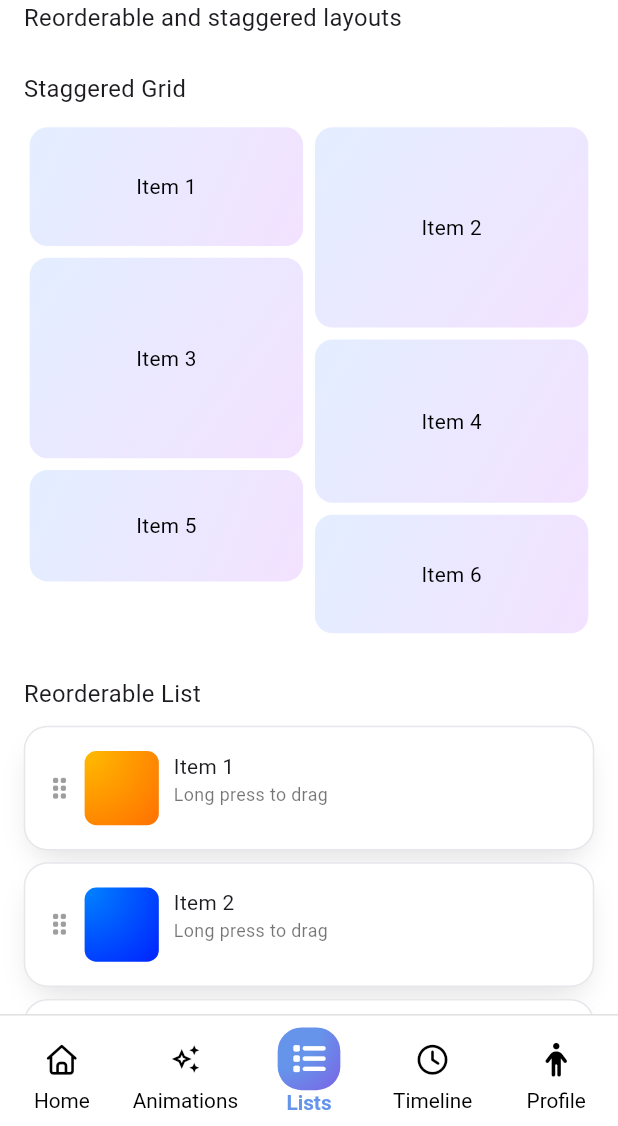
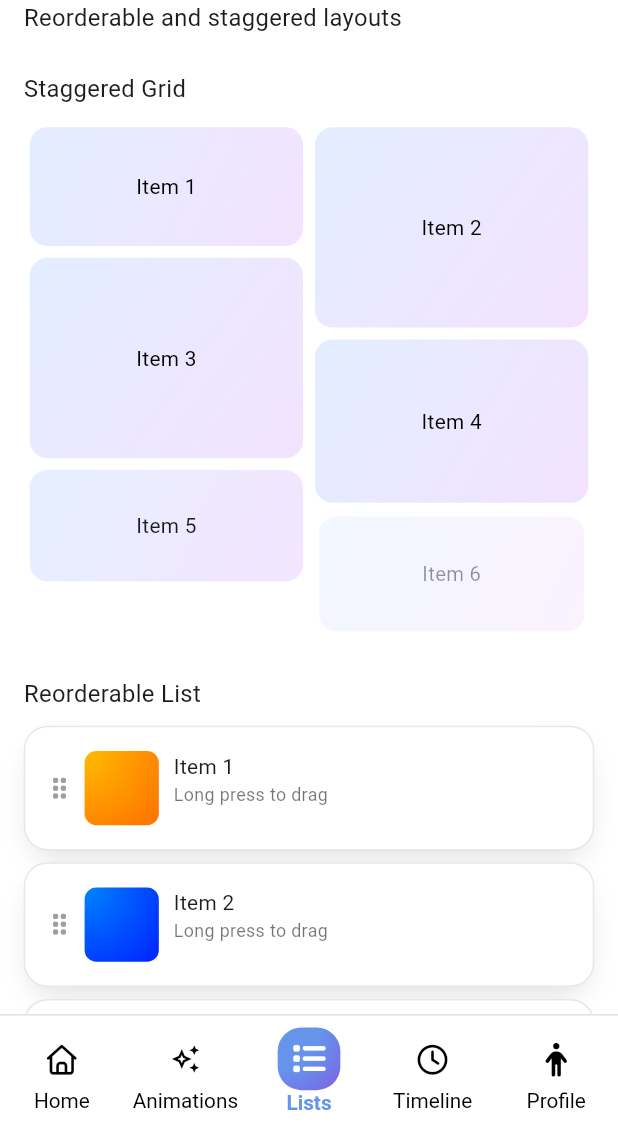
Before and after one commit to HazemAttia7/interactive_app, a Flutter app: the screen it shows after launch, item 3 of the bottom bar chosen, on a phone screen of 412 x 824 dp, the part 110-1236 px from its top. Run offline on Flutter 3.47's test engine with Material 3 defaults, Android fonts, the phone set to English and light mode, and no system bars; our stand-ins replace flutter_inset_box_shadow, flutter_screenutil, font_awesome_flutter, gap, like_button, popover.

Commit message:
feat(lists): lists view done + feat(animations): enhance animated list animation

```diff
--- a/lib/features/animations/presentation/views/widgets/animated_list_view.dart
+++ b/lib/features/animations/presentation/views/widgets/animated_list_view.dart
@@ -19,7 +19,7 @@ class _AnimatedListViewState extends State<AnimatedListView>
     super.initState();
     _animationController = AnimationController(
       vsync: this,
-      duration: const Duration(milliseconds: 2150),
+      duration: const Duration(milliseconds: 1000),
     );
 
     _animationController.forward();
--- a/lib/features/animations/presentation/views/widgets/staggered_animated_list_item.dart
+++ b/lib/features/animations/presentation/views/widgets/staggered_animated_list_item.dart
@@ -13,8 +13,8 @@ class StaggeredAnimatedListItem extends StatelessWidget {
 
   @override
   Widget build(BuildContext context) {
-    final double start = index * .05;
-    final double end = start + 0.35;
+    final double start = index * .1;
+    final double end = start + 0.5;
 
     final Animation<Offset> animation =
         Tween<Offset>(
@@ -26,7 +26,7 @@ class StaggeredAnimatedListItem extends StatelessWidget {
             curve: Interval(
               start.clamp(0, 1),
               end.clamp(0, 1),
-              curve: Curves.elasticOut,
+              curve: Curves.easeOutBack,
             ),
           ),
         );
--- a/lib/features/home/presentation/views/widgets/staggered_animated_grid_item.dart
+++ b/lib/features/home/presentation/views/widgets/staggered_animated_grid_item.dart
@@ -26,9 +26,11 @@ class _StaggeredAnimatedGridItemState extends State<StaggeredAnimatedGridItem> {
   void initState() {
     super.initState();
 
-    Future.delayed(widget.delay, () {
-      if (mounted) setState(() => visible = true);
-    });
+    widget.delay.inMilliseconds > 0
+        ? Future.delayed(widget.delay, () {
+            if (mounted) setState(() => visible = true);
+          })
+        : setState(() => visible = true);
   }
 
   @override
--- a/lib/features/lists/presentation/views/widgets/custom_reorderable_list_view.dart
+++ b/lib/features/lists/presentation/views/widgets/custom_reorderable_list_view.dart
@@ -34,8 +34,16 @@ class _CustomReorderableListViewState extends State<CustomReorderableListView> {
           child: child,
         );
       },
-      itemBuilder: (context, index) =>
-          ReorderableListViewItem(key: ValueKey(index), item: items[index]),
+      itemBuilder: (context, index) => TweenAnimationBuilder<double>(
+        key: ValueKey(index),
+        tween: Tween<double>(begin: 0, end: 1),
+        duration: const Duration(milliseconds: 900),
+        curve: Curves.elasticOut,
+        builder: (context, double value, Widget? child) {
+          return Transform.scale(scale: value, child: child);
+        },
+        child: ReorderableListViewItem(item: items[index]),
+      ),
       itemCount: 4,
       onReorder: reOrder,
     );
--- a/lib/features/lists/presentation/views/widgets/staggered_grid_view.dart
+++ b/lib/features/lists/presentation/views/widgets/staggered_grid_view.dart
@@ -1,6 +1,7 @@
 import 'package:flutter/material.dart';
 import 'package:flutter_screenutil/flutter_screenutil.dart';
 import 'package:flutter_staggered_grid_view/flutter_staggered_grid_view.dart';
+import 'package:interactive_app/features/home/presentation/views/widgets/staggered_animated_grid_item.dart';
 
 class StaggeredGridView extends StatelessWidget {
   const StaggeredGridView({super.key});
@@ -16,9 +17,13 @@ class StaggeredGridView extends StatelessWidget {
         crossAxisCount: 2,
       ),
       itemCount: heights.length,
-      itemBuilder: (context, index) => StaggeredGridViewItem(
-        height: heights[index],
-        text: 'Item ${index + 1}',
+      itemBuilder: (context, index) => StaggeredAnimatedGridItem(
+        duration: const Duration(milliseconds: 400),
+        delay: Duration(milliseconds: index * 150),
+        child: StaggeredGridViewItem(
+          height: heights[index],
+          text: 'Item ${index + 1}',
+        ),
       ),
     );
   }
```
